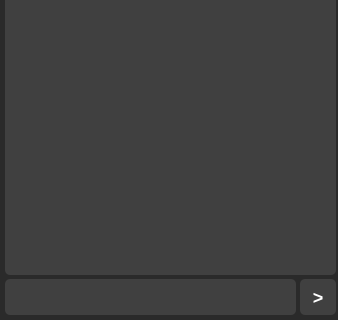
Qt form chat/chat.ui (b0shka/selling_apps) before a commit; both pictures show x 0 to 338 and y 146 to 466 of the 338 by 466 pixel window.
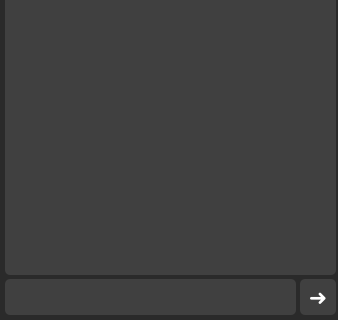
The same form after that commit.

```diff
--- a/chat/chat.ui
+++ b/chat/chat.ui
@@ -78,7 +78,7 @@
    <property name="styleSheet">
     <string notr="true">QPushButton {
 	padding: 2px;
-	font-size: 18px;
+	font-size: 22px;
 	height: 28px;
 	color: white;
 	background-color: #404040;
@@ -89,7 +89,7 @@
 }</string>
    </property>
    <property name="text">
-    <string>&gt;</string>
+    <string>➜</string>
    </property>
   </widget>
   <widget class="QListWidget" name="listWidget">
```
